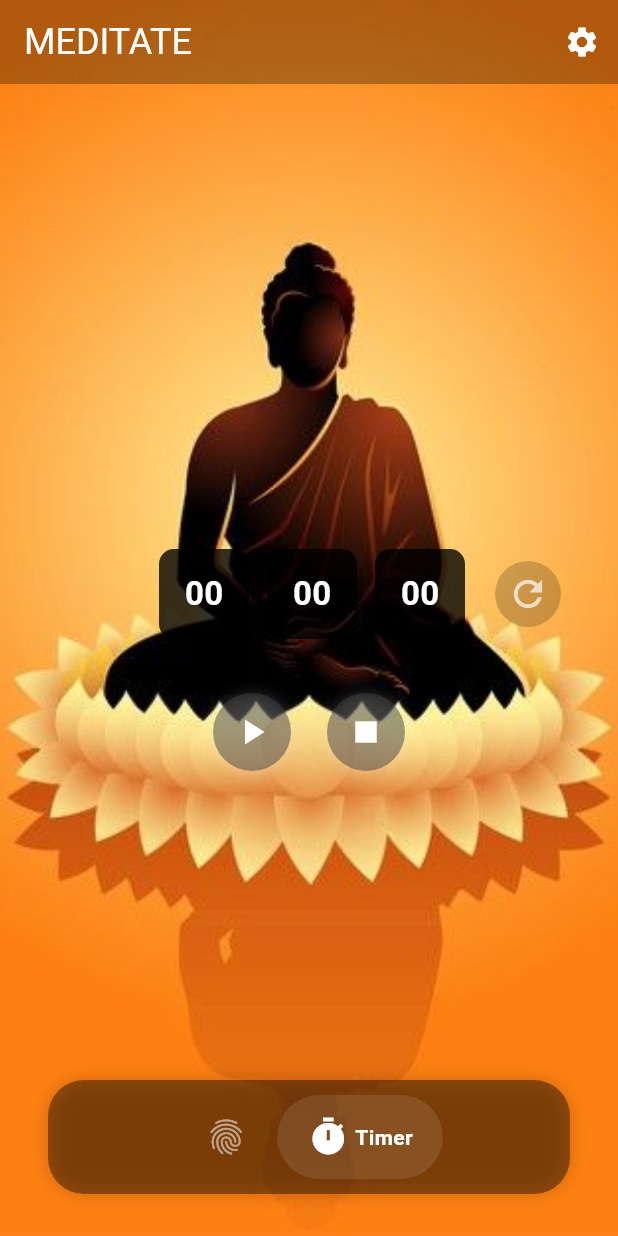
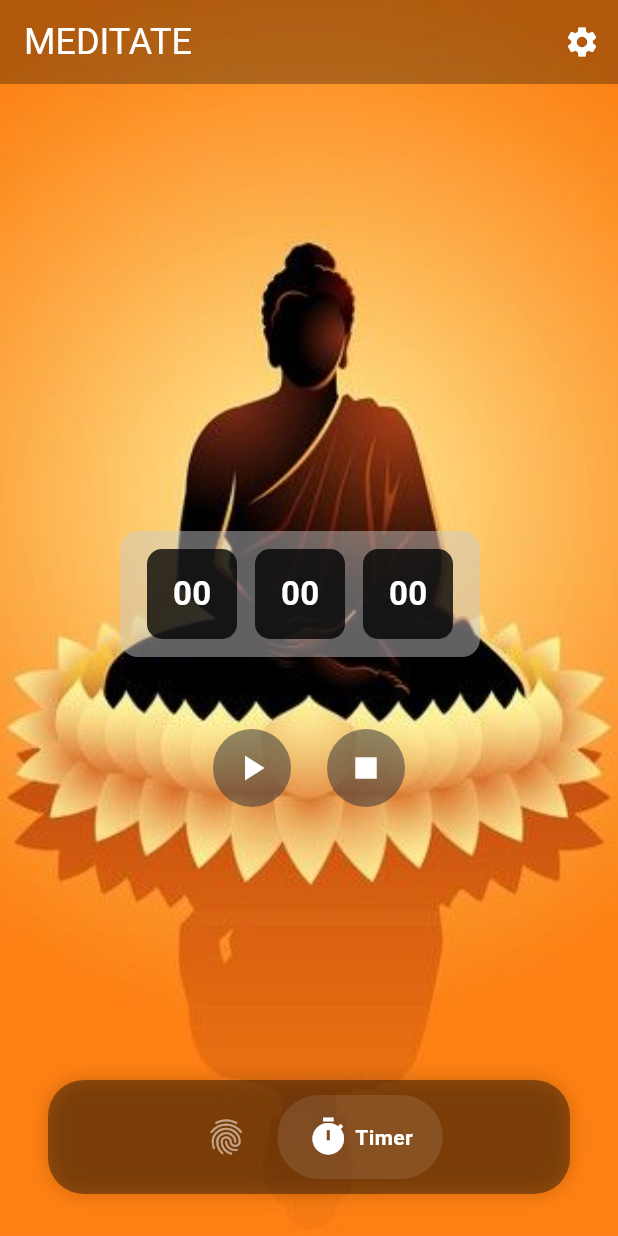
Before and after one commit to ekansh0unofficial/Maala, a Flutter app: the screen it shows after launch, swiped to page 2, on a phone screen of 412 x 824 dp. Run offline on Flutter 3.47's test engine with Material 3 defaults, Android fonts, the phone set to English and light mode, and no system bars; drawn by our look-alikes of google_nav_bar; our stand-ins replace image_picker, permission_handler, shared_preferences.

Commit message:
ui-update/timer-screen

```diff
--- a/lib/timer_screen/timer_screen.dart
+++ b/lib/timer_screen/timer_screen.dart
@@ -197,15 +197,7 @@ class _TimerScreenState extends State<TimerScreen> {
       child: Container(
         decoration: BoxDecoration(
           shape: BoxShape.circle,
-          color: const Color.fromARGB(127, 67, 66, 66),
-          boxShadow: [
-            BoxShadow(
-              color: Colors.white.withOpacity(0.2),
-              blurRadius: 8,
-              spreadRadius: 1,
-              offset: const Offset(0, 2),
-            ),
-          ],
+          color: const Color.fromARGB(139, 56, 56, 56),
         ),
         padding: const EdgeInsets.all(12),
         child: Icon(icon, size: 28, color: Colors.white),
@@ -263,25 +255,25 @@ class _TimerScreenState extends State<TimerScreen> {
               Row(
                 mainAxisAlignment: MainAxisAlignment.center,
                 children: [
-                  const SizedBox(width: 64),
-                  _buildTimeBox(h),
-                  _buildTimeBox(m),
-                  _buildTimeBox(s),
-                  const SizedBox(width: 12),
-                  IconButton(
-                    style: ButtonStyle(
-                      backgroundColor: WidgetStatePropertyAll(
-                        Colors.black.withAlpha(50),
+                  GestureDetector(
+                    onTap: _showTimePickerDialog,
+                    child: Container(
+                      decoration: BoxDecoration(
+                        color: const Color.fromARGB(120, 203, 203, 203),
+                        borderRadius: BorderRadius.circular(12),
                       ),
-                      foregroundColor: WidgetStatePropertyAll(Colors.white),
-                    ),
-                    onPressed: _showTimePickerDialog,
-                    icon: const Icon(
-                      Icons.refresh,
-                      color: Colors.white70,
-                      size: 28,
+                      margin: EdgeInsets.all(12),
+                      padding: EdgeInsets.all(12),
+                      child: Row(
+                        children: [
+                          _buildTimeBox(h),
+                          _buildTimeBox(m),
+                          _buildTimeBox(s),
+                        ],
+                      ),
                     ),
                   ),
+                  const SizedBox(width: 12),
                 ],
               ),
               const SizedBox(height: 36),
```
